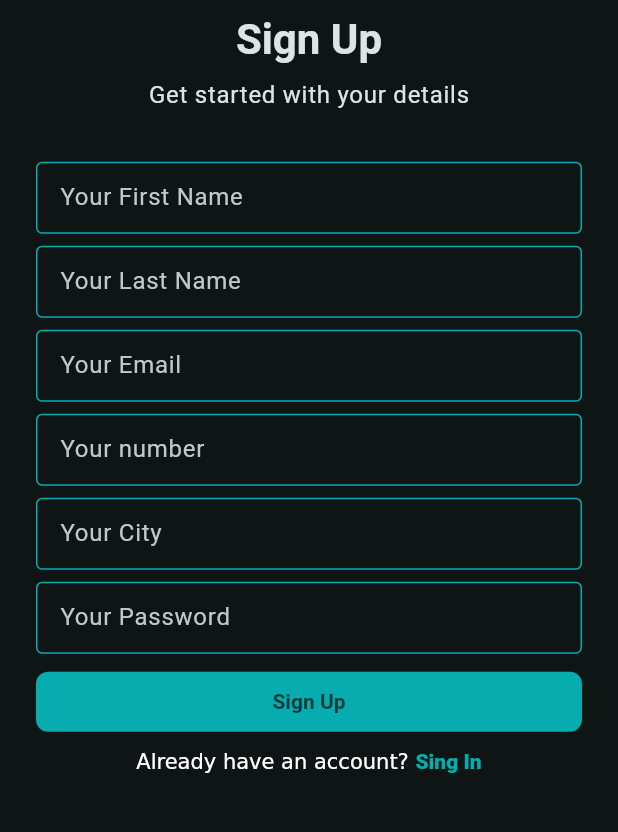
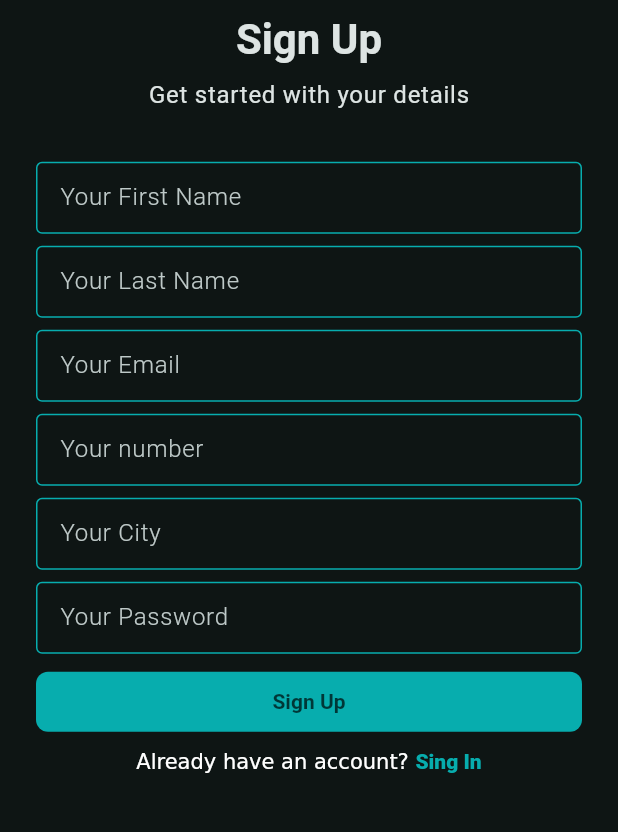
Before and after one commit to tanvirkhan00/craftyBay_ecommerce_project, a Flutter app: the screen it shows after launch, on a phone screen of 412 x 824 dp, the part 194-1026 px from its top. Run offline on Flutter 3.47's test engine with Material 3 defaults, Android fonts, the phone set to English and light mode, and no system bars; our stand-ins replace firebase_core, firebase_crashlytics, flutter_svg, shared_preferences; accounts and stored records are empty; generated files the repository leaves out were written again.

```diff
--- a/lib/App/app_theme.dart
+++ b/lib/App/app_theme.dart
@@ -25,6 +25,9 @@ class AppTheme {
 
   static InputDecorationTheme _inputDecorationTheme() {
     return InputDecorationTheme(
+      hintStyle: TextStyle(
+        fontWeight: .w300
+      ),
         contentPadding: .symmetric(horizontal:12),
         border: OutlineInputBorder(
             borderSide: BorderSide(color: AppColors.themeColor)
```
